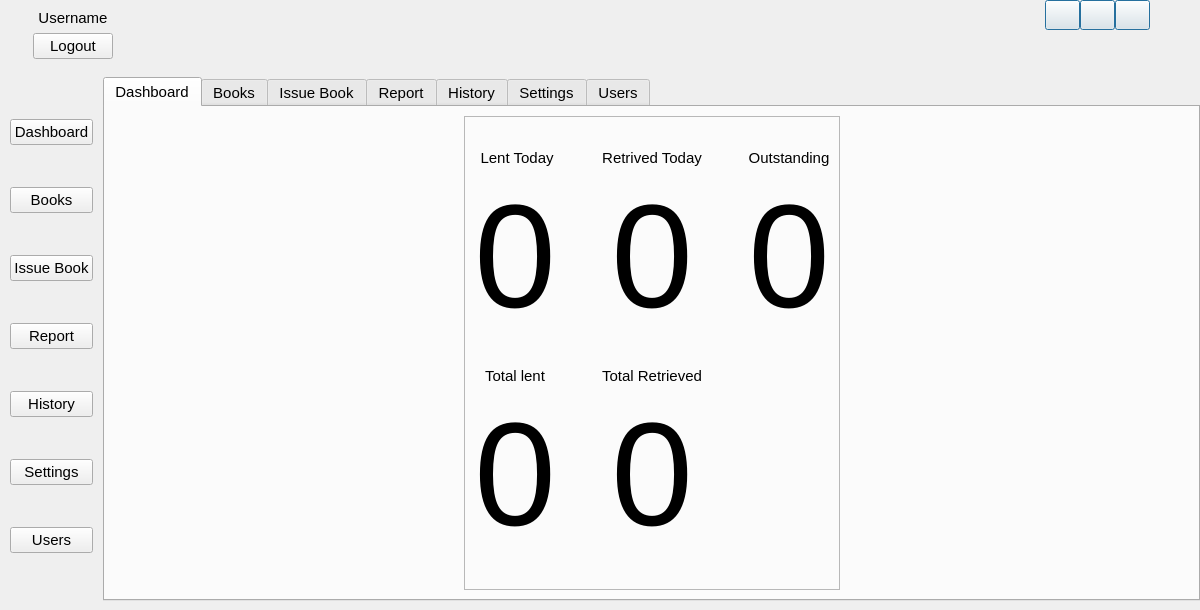
Above: main.ui from Porcupine1/School_Library_System before the change. Below: the same form after it.
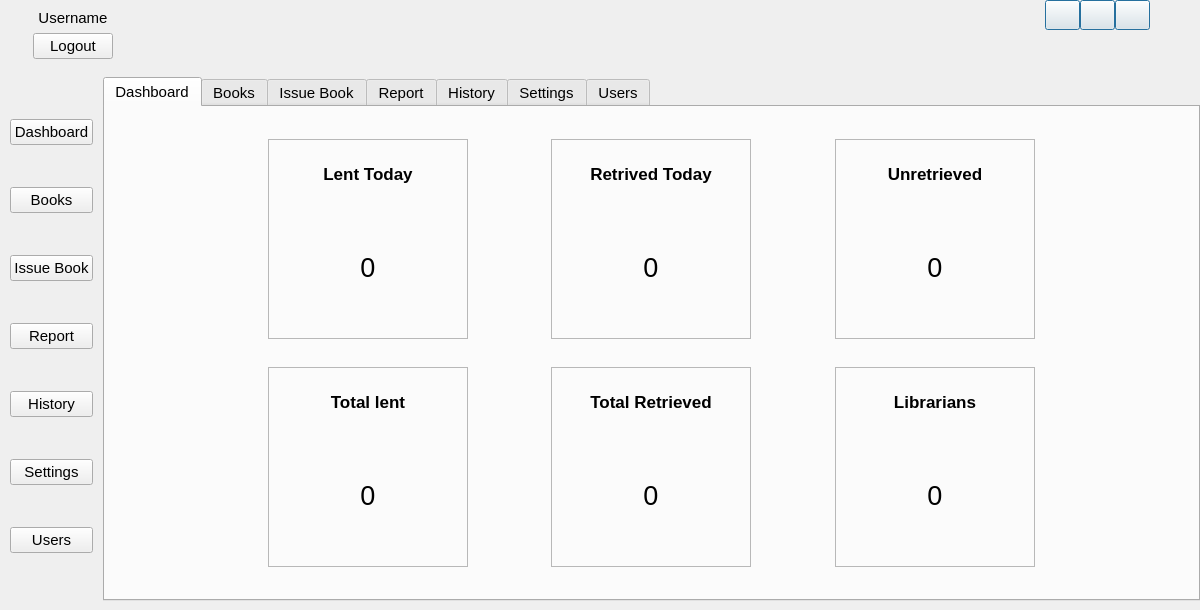
That is the form after the change. Icons and pictures are not drawn.

Commit message: udated dashboard interface

Diff of the .ui file:
```diff
--- a/main.ui
+++ b/main.ui
@@ -320,261 +320,46 @@
           <attribute name="title">
            <string>Dashboard</string>
           </attribute>
-          <layout class="QHBoxLayout" name="horizontalLayout">
-           <item>
-            <spacer name="horizontalSpacer_2">
-             <property name="orientation">
-              <enum>Qt::Horizontal</enum>
-             </property>
-             <property name="sizeHint" stdset="0">
+          <layout class="QGridLayout" name="gridLayout_8">
+           <item row="3" column="2">
+            <widget class="QFrame" name="frame_4">
+             <property name="minimumSize">
               <size>
-               <width>40</width>
-               <height>20</height>
+               <width>200</width>
+               <height>200</height>
               </size>
              </property>
-            </spacer>
-           </item>
-           <item>
-            <widget class="QFrame" name="frame">
              <property name="frameShape">
               <enum>QFrame::StyledPanel</enum>
              </property>
              <property name="frameShadow">
               <enum>QFrame::Raised</enum>
              </property>
-             <layout class="QGridLayout" name="gridLayout_12">
-              <item row="3" column="0">
-               <spacer name="verticalSpacer">
-                <property name="orientation">
-                 <enum>Qt::Vertical</enum>
-                </property>
-                <property name="sizeHint" stdset="0">
-                 <size>
-                  <width>20</width>
-                  <height>40</height>
-                 </size>
-                </property>
-               </spacer>
-              </item>
-              <item row="2" column="4">
-               <widget class="QLabel" name="outstanding_val">
-                <property name="font">
-                 <font>
-                  <pointsize>110</pointsize>
-                 </font>
-                </property>
-                <property name="text">
-                 <string>0</string>
-                </property>
-                <property name="scaledContents">
-                 <bool>false</bool>
-                </property>
-                <property name="alignment">
-                 <set>Qt::AlignCenter</set>
-                </property>
-               </widget>
-              </item>
-              <item row="1" column="0">
-               <widget class="QLabel" name="label">
-                <property name="text">
-                 <string> Lent Today</string>
-                </property>
-                <property name="alignment">
-                 <set>Qt::AlignCenter</set>
-                </property>
-               </widget>
-              </item>
-              <item row="0" column="2">
-               <spacer name="verticalSpacer_12">
-                <property name="orientation">
-                 <enum>Qt::Vertical</enum>
-                </property>
-                <property name="sizeHint" stdset="0">
-                 <size>
-                  <width>20</width>
-                  <height>40</height>
-                 </size>
-                </property>
-               </spacer>
-              </item>
-              <item row="0" column="0">
-               <spacer name="verticalSpacer_4">
-                <property name="orientation">
-                 <enum>Qt::Vertical</enum>
-                </property>
-                <property name="sizeHint" stdset="0">
-                 <size>
-                  <width>20</width>
-                  <height>40</height>
-                 </size>
-                </property>
-               </spacer>
-              </item>
-              <item row="2" column="0">
-               <widget class="QFrame" name="verticalFrame_2">
-                <layout class="QGridLayout" name="gridLayout_8">
-                 <property name="leftMargin">
-                  <number>0</number>
-                 </property>
-                 <property name="topMargin">
-                  <number>0</number>
-                 </property>
-                 <property name="rightMargin">
-                  <number>0</number>
-                 </property>
-                 <property name="bottomMargin">
-                  <number>0</number>
-                 </property>
-                 <property name="spacing">
-                  <number>0</number>
-                 </property>
-                 <item row="0" column="1">
-                  <widget class="QLabel" name="lent_today_val">
-                   <property name="font">
-                    <font>
-                     <pointsize>110</pointsize>
-                    </font>
-                   </property>
-                   <property name="text">
-                    <string>0</string>
-                   </property>
-                   <property name="scaledContents">
-                    <bool>false</bool>
-                   </property>
-                   <property name="alignment">
-                    <set>Qt::AlignCenter</set>
-                   </property>
-                  </widget>
-                 </item>
-                </layout>
-               </widget>
-              </item>
-              <item row="2" column="3">
-               <spacer name="horizontalSpacer_8">
-                <property name="orientation">
-                 <enum>Qt::Horizontal</enum>
-                </property>
-                <property name="sizeHint" stdset="0">
-                 <size>
-                  <width>40</width>
-                  <height>20</height>
-                 </size>
-                </property>
-               </spacer>
-              </item>
-              <item row="3" column="2">
-               <spacer name="verticalSpacer_3">
-                <property name="orientation">
-                 <enum>Qt::Vertical</enum>
-                </property>
-                <property name="sizeHint" stdset="0">
-                 <size>
-                  <width>20</width>
-                  <height>40</height>
-                 </size>
-                </property>
-               </spacer>
-              </item>
-              <item row="1" column="2">
-               <widget class="QLabel" name="label_4">
-                <property name="text">
-                 <string>Retrived Today</string>
-                </property>
-                <property name="alignment">
-                 <set>Qt::AlignCenter</set>
-                </property>
-               </widget>
-              </item>
-              <item row="1" column="4">
-               <widget class="QLabel" name="label_37">
-                <property name="text">
-                 <string>Outstanding</string>
-                </property>
-                <property name="alignment">
-                 <set>Qt::AlignCenter</set>
-                </property>
-               </widget>
-              </item>
-              <item row="2" column="2">
-               <widget class="QFrame" name="verticalFrame_4">
-                <layout class="QGridLayout" name="gridLayout_10">
-                 <property name="leftMargin">
-                  <number>0</number>
-                 </property>
-                 <property name="topMargin">
-                  <number>0</number>
-                 </property>
-                 <property name="rightMargin">
-                  <number>0</number>
-                 </property>
-                 <property name="bottomMargin">
-                  <number>0</number>
-                 </property>
-                 <property name="spacing">
-                  <number>0</number>
-                 </property>
-                 <item row="0" column="0">
-                  <widget class="QLabel" name="retrieved_today_val">
-                   <property name="font">
-                    <font>
-                     <pointsize>110</pointsize>
-                    </font>
-                   </property>
-                   <property name="text">
-                    <string>0</string>
-                   </property>
-                   <property name="scaledContents">
-                    <bool>false</bool>
-                   </property>
-                   <property name="alignment">
-                    <set>Qt::AlignCenter</set>
-                   </property>
-                  </widget>
-                 </item>
-                </layout>
-               </widget>
-              </item>
-              <item row="6" column="2">
-               <spacer name="verticalSpacer_5">
-                <property name="orientation">
-                 <enum>Qt::Vertical</enum>
-                </property>
-                <property name="sizeHint" stdset="0">
-                 <size>
-                  <width>20</width>
-                  <height>40</height>
-                 </size>
-                </property>
-               </spacer>
-              </item>
-              <item row="6" column="0">
-               <spacer name="verticalSpacer_6">
-                <property name="orientation">
-                 <enum>Qt::Vertical</enum>
-                </property>
-                <property name="sizeHint" stdset="0">
-                 <size>
-                  <width>20</width>
-                  <height>40</height>
-                 </size>
-                </property>
-               </spacer>
-              </item>
-              <item row="2" column="1">
-               <spacer name="horizontalSpacer">
-                <property name="orientation">
-                 <enum>Qt::Horizontal</enum>
-                </property>
-                <property name="sizeHint" stdset="0">
-                 <size>
-                  <width>40</width>
-                  <height>20</height>
-                 </size>
-                </property>
-               </spacer>
-              </item>
-              <item row="4" column="0">
+             <property name="class" stdset="0">
+              <string>dash_holder</string>
+             </property>
+             <layout class="QVBoxLayout" name="verticalLayout_12">
+              <item>
                <widget class="QLabel" name="label_3">
+                <property name="minimumSize">
+                 <size>
+                  <width>0</width>
+                  <height>40</height>
+                 </size>
+                </property>
+                <property name="maximumSize">
+                 <size>
+                  <width>16777215</width>
+                  <height>50</height>
+                 </size>
+                </property>
+                <property name="font">
+                 <font>
+                  <pointsize>13</pointsize>
+                  <weight>75</weight>
+                  <bold>true</bold>
+                 </font>
+                </property>
                 <property name="text">
                  <string>Total lent</string>
                 </property>
@@ -583,11 +368,11 @@
                 </property>
                </widget>
               </item>
-              <item row="5" column="0">
+              <item>
                <widget class="QLabel" name="total_lent_val">
                 <property name="font">
                  <font>
-                  <pointsize>110</pointsize>
+                  <pointsize>20</pointsize>
                  </font>
                 </property>
                 <property name="text">
@@ -601,8 +386,207 @@
                 </property>
                </widget>
               </item>
-              <item row="4" column="2">
+             </layout>
+            </widget>
+           </item>
+           <item row="1" column="4">
+            <widget class="QFrame" name="frame_2">
+             <property name="minimumSize">
+              <size>
+               <width>200</width>
+               <height>200</height>
+              </size>
+             </property>
+             <property name="frameShape">
+              <enum>QFrame::StyledPanel</enum>
+             </property>
+             <property name="frameShadow">
+              <enum>QFrame::Raised</enum>
+             </property>
+             <property name="class" stdset="0">
+              <string>dash_holder</string>
+             </property>
+             <layout class="QVBoxLayout" name="verticalLayout_10">
+              <item>
+               <widget class="QLabel" name="label_4">
+                <property name="minimumSize">
+                 <size>
+                  <width>0</width>
+                  <height>40</height>
+                 </size>
+                </property>
+                <property name="maximumSize">
+                 <size>
+                  <width>16777215</width>
+                  <height>50</height>
+                 </size>
+                </property>
+                <property name="font">
+                 <font>
+                  <pointsize>13</pointsize>
+                  <weight>75</weight>
+                  <bold>true</bold>
+                 </font>
+                </property>
+                <property name="text">
+                 <string>Retrived Today</string>
+                </property>
+                <property name="alignment">
+                 <set>Qt::AlignCenter</set>
+                </property>
+               </widget>
+              </item>
+              <item>
+               <widget class="QLabel" name="retrieved_today_val">
+                <property name="font">
+                 <font>
+                  <pointsize>20</pointsize>
+                 </font>
+                </property>
+                <property name="text">
+                 <string>0</string>
+                </property>
+                <property name="scaledContents">
+                 <bool>false</bool>
+                </property>
+                <property name="alignment">
+                 <set>Qt::AlignCenter</set>
+                </property>
+               </widget>
+              </item>
+             </layout>
+            </widget>
+           </item>
+           <item row="1" column="5">
+            <spacer name="horizontalSpacer_4">
+             <property name="orientation">
+              <enum>Qt::Horizontal</enum>
+             </property>
+             <property name="sizeHint" stdset="0">
+              <size>
+               <width>40</width>
+               <height>20</height>
+              </size>
+             </property>
+            </spacer>
+           </item>
+           <item row="2" column="2">
+            <spacer name="verticalSpacer_3">
+             <property name="orientation">
+              <enum>Qt::Vertical</enum>
+             </property>
+             <property name="sizeHint" stdset="0">
+              <size>
+               <width>20</width>
+               <height>40</height>
+              </size>
+             </property>
+            </spacer>
+           </item>
+           <item row="2" column="4">
+            <spacer name="verticalSpacer_4">
+             <property name="orientation">
+              <enum>Qt::Vertical</enum>
+             </property>
+             <property name="sizeHint" stdset="0">
+              <size>
+               <width>20</width>
+               <height>40</height>
+              </size>
+             </property>
+            </spacer>
+           </item>
+           <item row="1" column="1">
+            <spacer name="horizontalSpacer_2">
+             <property name="orientation">
+              <enum>Qt::Horizontal</enum>
+             </property>
+             <property name="sizeHint" stdset="0">
+              <size>
+               <width>40</width>
+               <height>20</height>
+              </size>
+             </property>
+            </spacer>
+           </item>
+           <item row="0" column="4">
+            <spacer name="verticalSpacer">
+             <property name="orientation">
+              <enum>Qt::Vertical</enum>
+             </property>
+             <property name="sizeHint" stdset="0">
+              <size>
+               <width>20</width>
+               <height>40</height>
+              </size>
+             </property>
+            </spacer>
+           </item>
+           <item row="2" column="6">
+            <spacer name="verticalSpacer_5">
+             <property name="orientation">
+              <enum>Qt::Vertical</enum>
+             </property>
+             <property name="sizeHint" stdset="0">
+              <size>
+               <width>20</width>
+               <height>40</height>
+              </size>
+             </property>
+            </spacer>
+           </item>
+           <item row="1" column="0">
+            <spacer name="horizontalSpacer_5">
+             <property name="orientation">
+              <enum>Qt::Horizontal</enum>
+             </property>
+             <property name="sizeHint" stdset="0">
+              <size>
+               <width>40</width>
+               <height>20</height>
+              </size>
+             </property>
+            </spacer>
+           </item>
+           <item row="3" column="4">
+            <widget class="QFrame" name="frame_5">
+             <property name="minimumSize">
+              <size>
+               <width>200</width>
+               <height>200</height>
+              </size>
+             </property>
+             <property name="frameShape">
+              <enum>QFrame::StyledPanel</enum>
+             </property>
+             <property name="frameShadow">
+              <enum>QFrame::Raised</enum>
+             </property>
+             <property name="class" stdset="0">
+              <string>dash_holder</string>
+             </property>
+             <layout class="QVBoxLayout" name="verticalLayout_13">
+              <item>
                <widget class="QLabel" name="label_5">
+                <property name="minimumSize">
+                 <size>
+                  <width>0</width>
+                  <height>40</height>
+                 </size>
+                </property>
+                <property name="maximumSize">
+                 <size>
+                  <width>16777215</width>
+                  <height>50</height>
+                 </size>
+                </property>
+                <property name="font">
+                 <font>
+                  <pointsize>13</pointsize>
+                  <weight>75</weight>
+                  <bold>true</bold>
+                 </font>
+                </property>
                 <property name="text">
                  <string>Total Retrieved</string>
                 </property>
@@ -611,11 +595,11 @@
                 </property>
                </widget>
               </item>
-              <item row="5" column="2">
+              <item>
                <widget class="QLabel" name="total_retrieved_val">
                 <property name="font">
                  <font>
-                  <pointsize>110</pointsize>
+                  <pointsize>20</pointsize>
                  </font>
                 </property>
                 <property name="text">
@@ -632,7 +616,7 @@
              </layout>
             </widget>
            </item>
-           <item>
+           <item row="1" column="8">
             <spacer name="horizontalSpacer_3">
              <property name="orientation">
               <enum>Qt::Horizontal</enum>
@@ -645,6 +629,249 @@
              </property>
             </spacer>
            </item>
+           <item row="4" column="4">
+            <spacer name="verticalSpacer_2">
+             <property name="orientation">
+              <enum>Qt::Vertical</enum>
+             </property>
+             <property name="sizeHint" stdset="0">
+              <size>
+               <width>20</width>
+               <height>40</height>
+              </size>
+             </property>
+            </spacer>
+           </item>
+           <item row="1" column="3">
+            <spacer name="horizontalSpacer">
+             <property name="orientation">
+              <enum>Qt::Horizontal</enum>
+             </property>
+             <property name="sizeHint" stdset="0">
+              <size>
+               <width>40</width>
+               <height>20</height>
+              </size>
+             </property>
+            </spacer>
+           </item>
+           <item row="1" column="2">
+            <widget class="QFrame" name="frame">
+             <property name="minimumSize">
+              <size>
+               <width>200</width>
+               <height>200</height>
+              </size>
+             </property>
+             <property name="frameShape">
+              <enum>QFrame::StyledPanel</enum>
+             </property>
+             <property name="frameShadow">
+              <enum>QFrame::Raised</enum>
+             </property>
+             <property name="class" stdset="0">
+              <string>dash_holder</string>
+             </property>
+             <layout class="QVBoxLayout" name="verticalLayout_8">
+              <item>
+               <widget class="QLabel" name="label">
+                <property name="minimumSize">
+                 <size>
+                  <width>0</width>
+                  <height>40</height>
+                 </size>
+                </property>
+                <property name="maximumSize">
+                 <size>
+                  <width>16777215</width>
+                  <height>50</height>
+                 </size>
+                </property>
+                <property name="font">
+                 <font>
+                  <pointsize>13</pointsize>
+                  <weight>75</weight>
+                  <bold>true</bold>
+                 </font>
+                </property>
+                <property name="text">
+                 <string>Lent Today</string>
+                </property>
+                <property name="alignment">
+                 <set>Qt::AlignCenter</set>
+                </property>
+               </widget>
+              </item>
+              <item>
+               <widget class="QLabel" name="lent_today_val">
+                <property name="font">
+                 <font>
+                  <pointsize>20</pointsize>
+                 </font>
+                </property>
+                <property name="text">
+                 <string>0</string>
+                </property>
+                <property name="scaledContents">
+                 <bool>false</bool>
+                </property>
+                <property name="alignment">
+                 <set>Qt::AlignCenter</set>
+                </property>
+               </widget>
+              </item>
+             </layout>
+            </widget>
+           </item>
+           <item row="3" column="6">
+            <widget class="QFrame" name="frame_6">
+             <property name="minimumSize">
+              <size>
+               <width>200</width>
+               <height>200</height>
+              </size>
+             </property>
+             <property name="frameShape">
+              <enum>QFrame::StyledPanel</enum>
+             </property>
+             <property name="frameShadow">
+              <enum>QFrame::Raised</enum>
+             </property>
+             <property name="class" stdset="0">
+              <string>dash_holder</string>
+             </property>
+             <layout class="QVBoxLayout" name="verticalLayout_14">
+              <item>
+               <widget class="QLabel" name="label_38">
+                <property name="minimumSize">
+                 <size>
+                  <width>0</width>
+                  <height>40</height>
+                 </size>
+                </property>
+                <property name="maximumSize">
+                 <size>
+                  <width>16777215</width>
+                  <height>50</height>
+                 </size>
+                </property>
+                <property name="font">
+                 <font>
+                  <pointsize>13</pointsize>
+                  <weight>75</weight>
+                  <bold>true</bold>
+                 </font>
+                </property>
+                <property name="text">
+                 <string>Librarians</string>
+                </property>
+                <property name="alignment">
+                 <set>Qt::AlignCenter</set>
+                </property>
+               </widget>
+              </item>
+              <item>
+               <widget class="QLabel" name="users_val">
+                <property name="font">
+                 <font>
+                  <pointsize>20</pointsize>
+                 </font>
+                </property>
+                <property name="text">
+                 <string>0</string>
+                </property>
+                <property name="scaledContents">
+                 <bool>false</bool>
+                </property>
+                <property name="alignment">
+                 <set>Qt::AlignCenter</set>
+                </property>
+               </widget>
+              </item>
+             </layout>
+            </widget>
+           </item>
+           <item row="1" column="6">
+            <widget class="QFrame" name="frame_3">
+             <property name="minimumSize">
+              <size>
+               <width>200</width>
+               <height>200</height>
+              </size>
+             </property>
+             <property name="frameShape">
+              <enum>QFrame::StyledPanel</enum>
+             </property>
+             <property name="frameShadow">
+              <enum>QFrame::Raised</enum>
+             </property>
+             <property name="class" stdset="0">
+              <string>dash_holder</string>
+             </property>
+             <layout class="QVBoxLayout" name="verticalLayout_11">
+              <item>
+               <widget class="QLabel" name="label_37">
+                <property name="minimumSize">
+                 <size>
+                  <width>0</width>
+                  <height>40</height>
+                 </size>
+                </property>
+                <property name="maximumSize">
+                 <size>
+                  <width>16777215</width>
+                  <height>50</height>
+                 </size>
+                </property>
+                <property name="font">
+                 <font>
+                  <pointsize>13</pointsize>
+                  <weight>75</weight>
+                  <bold>true</bold>
+                 </font>
+                </property>
+                <property name="text">
+                 <string>Unretrieved</string>
+                </property>
+                <property name="alignment">
+                 <set>Qt::AlignCenter</set>
+                </property>
+               </widget>
+              </item>
+              <item>
+               <widget class="QLabel" name="outstanding_val">
+                <property name="font">
+                 <font>
+                  <pointsize>20</pointsize>
+                 </font>
+                </property>
+                <property name="text">
+                 <string>0</string>
+                </property>
+                <property name="scaledContents">
+                 <bool>false</bool>
+                </property>
+                <property name="alignment">
+                 <set>Qt::AlignCenter</set>
+                </property>
+               </widget>
+              </item>
+             </layout>
+            </widget>
+           </item>
+           <item row="1" column="7">
+            <spacer name="horizontalSpacer_6">
+             <property name="orientation">
+              <enum>Qt::Horizontal</enum>
+             </property>
+             <property name="sizeHint" stdset="0">
+              <size>
+               <width>40</width>
+               <height>20</height>
+              </size>
+             </property>
+            </spacer>
+           </item>
           </layout>
          </widget>
          <widget class="QWidget" name="books_tab">
```
Left out of the diff: 2 changed lines with no effect on the pictures. The commit also changes 3 other files.
